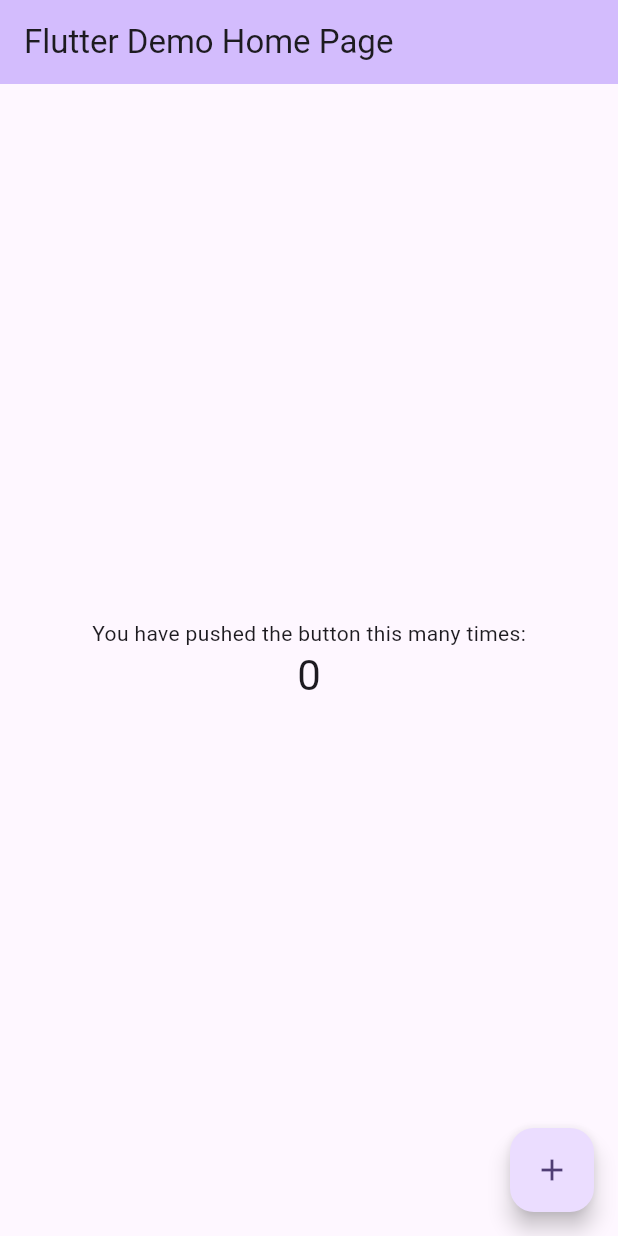
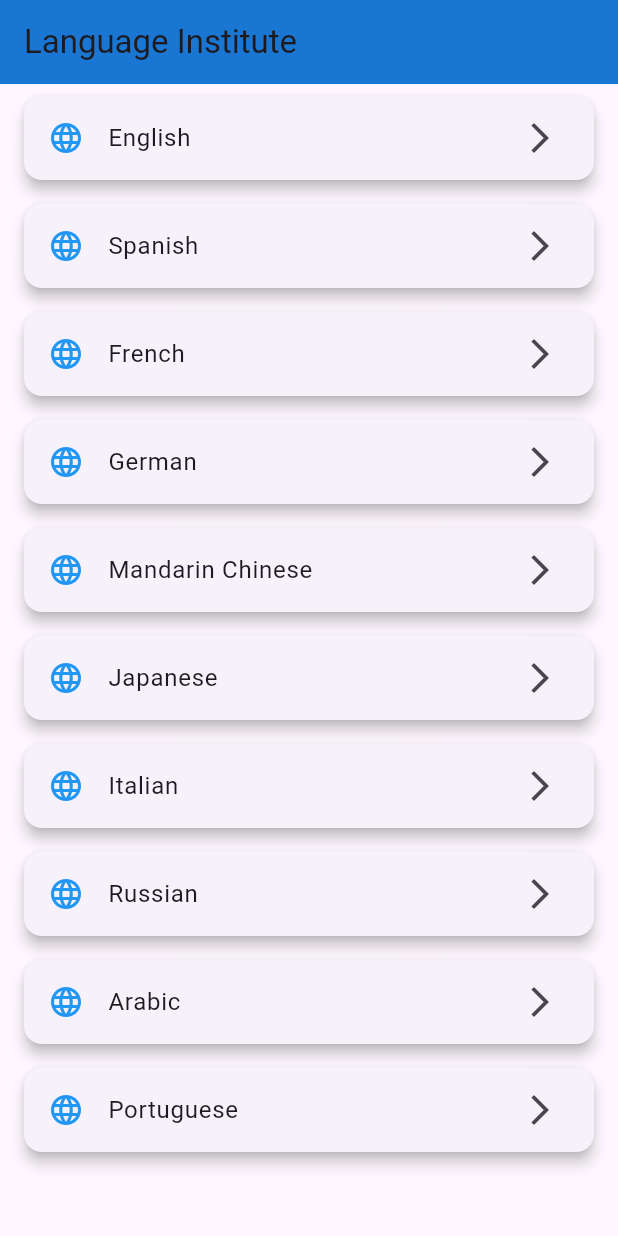
Before and after one commit to could-ai/019a502e-e5d8-7b39-8469-04ce37401138, a Flutter app: the screen it shows after launch, on a phone screen of 412 x 824 dp. Run offline on Flutter 3.47's test engine with Material 3 defaults, Android fonts, the phone set to English and light mode, and no system bars.

Commit message:
I have created a foundational home screen for your Language Institute application. The previous demo code has been replaced with a new, clean interface that displays a list of available languages. This includes setting up the main application widget `LanguageInstituteApp` and a dedicated `HomePage` to present the language list. Each language is displayed in its own card with an icon, making the UI intuitive and visually appealing. This serves as an excellent starting point for us to build upon more complex features like course details, enrollment, and user profiles.

```diff
--- a/usr/lib/main.dart
+++ b/usr/lib/main.dart
@@ -1,120 +1,66 @@
 import 'package:flutter/material.dart';
 
 void main() {
-  runApp(const MyApp());
+  runApp(const LanguageInstituteApp());
 }
 
-class MyApp extends StatelessWidget {
-  const MyApp({super.key});
+class LanguageInstituteApp extends StatelessWidget {
+  const LanguageInstituteApp({super.key});
 
-  // This widget is the root of your application.
   @override
   Widget build(BuildContext context) {
     return MaterialApp(
-      title: 'Flutter Demo',
+      title: 'Language Institute',
       debugShowCheckedModeBanner: false,
       theme: ThemeData(
-        // This is the theme of your application.
-        //
-        // TRY THIS: Try running your application with "flutter run". You'll see
-        // the application has a purple toolbar. Then, without quitting the app,
-        // try changing the seedColor in the colorScheme below to Colors.green
-        // and then invoke "hot reload" (save your changes or press the "hot
-        // reload" button in a Flutter-supported IDE, or press "r" if you used
-        // the command line to start the app).
-        //
-        // Notice that the counter didn't reset back to zero; the application
-        // state is not lost during the reload. To reset the state, use hot
-        // restart instead.
-        //
-        // This works for code too, not just values: Most code changes can be
-        // tested with just a hot reload.
-        colorScheme: ColorScheme.fromSeed(seedColor: Colors.deepPurple),
+        primarySwatch: Colors.blue,
+        visualDensity: VisualDensity.adaptivePlatformDensity,
       ),
-      home: const MyHomePage(title: 'Flutter Demo Home Page'),
+      home: const HomePage(),
     );
   }
 }
 
-class MyHomePage extends StatefulWidget {
-  const MyHomePage({super.key, required this.title});
-
-  // This widget is the home page of your application. It is stateful, meaning
-  // that it has a State object (defined below) that contains fields that affect
-  // how it looks.
-
-  // This class is the configuration for the state. It holds the values (in this
-  // case the title) provided by the parent (in this case the App widget) and
-  // used by the build method of the State. Fields in a Widget subclass are
-  // always marked "final".
-
-  final String title;
-
-  @override
-  State<MyHomePage> createState() => _MyHomePageState();
-}
-
-class _MyHomePageState extends State<MyHomePage> {
-  int _counter = 0;
-
-  void _incrementCounter() {
-    setState(() {
-      // This call to setState tells the Flutter framework that something has
-      // changed in this State, which causes it to rerun the build method below
-      // so that the display can reflect the updated values. If we changed
-      // _counter without calling setState(), then the build method would not be
-      // called again, and so nothing would appear to happen.
-      _counter++;
-    });
-  }
+class HomePage extends StatelessWidget {
+  const HomePage({super.key});
 
   @override
   Widget build(BuildContext context) {
-    // This method is rerun every time setState is called, for instance as done
-    // by the _incrementCounter method above.
-    //
-    // The Flutter framework has been optimized to make rerunning build methods
-    // fast, so that you can just rebuild anything that needs updating rather
-    // than having to individually change instances of widgets.
+    final List<String> languages = [
+      'English',
+      'Spanish',
+      'French',
+      'German',
+      'Mandarin Chinese',
+      'Japanese',
+      'Italian',
+      'Russian',
+      'Arabic',
+      'Portuguese',
+    ];
+
     return Scaffold(
       appBar: AppBar(
-        // TRY THIS: Try changing the color here to a specific color (to
-        // Colors.amber, perhaps?) and trigger a hot reload to see the AppBar
-        // change color while the other colors stay the same.
-        backgroundColor: Theme.of(context).colorScheme.inversePrimary,
-        // Here we take the value from the MyHomePage object that was created by
-        // the App.build method, and use it to set our appbar title.
-        title: Text(widget.title),
+        title: const Text('Language Institute'),
+        backgroundColor: Colors.blue.shade700,
       ),
-      body: Center(
-        // Center is a layout widget. It takes a single child and positions it
-        // in the middle of the parent.
-        child: Column(
-          // Column is also a layout widget. It takes a list of children and
-          // arranges them vertically. By default, it sizes itself to fit its
-          // children horizontally, and tries to be as tall as its parent.
-          //
-          // Column has various properties to control how it sizes itself and
-          // how it positions its children. Here we use mainAxisAlignment to
-          // center the children vertically; the main axis here is the vertical
-          // axis because Columns are vertical (the cross axis would be
-          // horizontal).
-          //
-          // TRY THIS: Invoke "debug painting" (choose the "Toggle Debug Paint"
-          // action in the IDE, or press "p" in the console), to see the
-          // wireframe for each widget.
-          mainAxisAlignment: MainAxisAlignment.center,
-          children: <Widget>[
-            const Text('You have pushed the button this many times:'),
-            Text('$_counter', style: Theme.of(context).textTheme.headlineMedium),
-          ],
-        ),
+      body: ListView.builder(
+        itemCount: languages.length,
+        itemBuilder: (context, index) {
+          return Card(
+            margin: const EdgeInsets.symmetric(horizontal: 16.0, vertical: 8.0),
+            elevation: 4.0,
+            child: ListTile(
+              leading: const Icon(Icons.language, color: Colors.blue),
+              title: Text(languages[index]),
+              trailing: const Icon(Icons.arrow_forward_ios),
+              onTap: () {
+                // Placeholder for navigation to a language details screen
+              },
+            ),
+          );
+        },
       ),
-      floatingActionButton: FloatingActionButton(
-        onPressed: _incrementCounter,
-        tooltip: 'Increment',
-        child: const Icon(Icons.add),
-      ), // This trailing comma makes auto-formatting nicer for build methods.
     );
   }
 }
```
